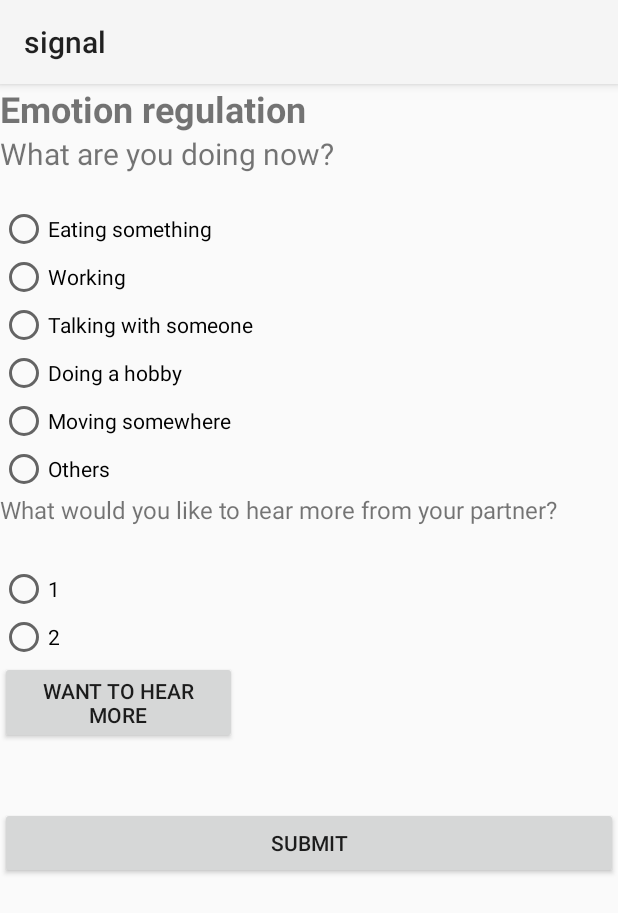
After one commit to ooakind/SIGNAL, an Android app: the TargetNotificationActivity screen opened directly, with no data from a screen before it, on a phone screen of 412 x 824 dp. The commit adds this screen. Shown: the top 913 px of the screen. Run offline under Robolectric (Android 15) with nearby library versions, the phone set to English and light mode, and no system bars.

Commit message:
implement emotion tracking service & target notification UI

```diff
--- a/signal_client/app/src/main/java/com/csed/signal/Constants.java
+++ b/signal_client/app/src/main/java/com/csed/signal/Constants.java
@@ -3,8 +3,8 @@ package com.csed.signal;
 public class Constants {
     static final int LOCATION_SERVICE_ID = 175;
     static final int PARTNER_SERVICE_ID = 180;
+    static final int EMOTION_TRACKING_SERVICE_ID = 200;
     static final String ACTION_START_LOCATION_SERVICE = "startLocationService";
     static final String ACTION_STOP_LOCATION_SERVICE = "stopLocationService";
     static final String BASE_URL = "http://tbone.postech.ac.kr:5000";
-
 }
--- a/signal_client/app/src/main/java/com/csed/signal/Retrofit_interface.java
+++ b/signal_client/app/src/main/java/com/csed/signal/Retrofit_interface.java
@@ -9,6 +9,7 @@ import retrofit2.http.Field;
 import retrofit2.http.GET;
 import retrofit2.http.POST;
 import retrofit2.http.Query;
+import retrofit2.http.Path;
 
 public interface Retrofit_interface {
     @POST("getData")
@@ -25,5 +26,6 @@ public interface Retrofit_interface {
     @GET("getPartnerState")
     Call<HashMap<String, Double>> getPartnerState(@Query("user_id") String user_id);
 
-
+    @GET("getEmotionData/{userId}")
+    Call<emotion_data_model> getEmotionData(@Path("userId") String userId);
 }
--- /dev/null
+++ b/signal_client/app/src/main/java/com/csed/signal/TargetNotificationActivity.java
@@ -0,0 +1,19 @@
+package com.csed.signal;
+
+import android.os.Bundle;
+
+import androidx.appcompat.app.AppCompatActivity;
+
+public class TargetNotificationActivity extends AppCompatActivity {
+
+    @Override
+    protected void onCreate(Bundle savedInstanceState) {
+        super.onCreate(savedInstanceState);
+        setContentView(R.layout.activity_target_notification);
+        setListeners();
+    }
+
+    private void setListeners () {
+
+    }
+}
--- /dev/null
+++ b/signal_client/app/src/main/res/layout/activity_target_notification.xml
@@ -0,0 +1,115 @@
+<?xml version="1.0" encoding="utf-8"?>
+<androidx.constraintlayout.widget.ConstraintLayout xmlns:android="http://schemas.android.com/apk/res/android"
+    xmlns:tools="http://schemas.android.com/tools"
+    android:layout_width="match_parent"
+    android:layout_height="match_parent"
+    tools:context=".TargetNotificationActivity"
+    >
+
+    <LinearLayout
+        android:layout_width="match_parent"
+        android:layout_height="match_parent"
+        android:orientation="vertical">
+
+        <TextView
+            android:id="@+id/title"
+            android:layout_width="match_parent"
+            android:layout_height="wrap_content"
+            android:text="Emotion regulation"
+            android:textSize="24sp"
+            android:textStyle="bold" />
+
+        <TextView
+            android:id="@+id/textQ1"
+            android:layout_width="match_parent"
+            android:layout_height="wrap_content"
+            android:ems="10"
+            android:inputType="textPersonName"
+            android:minHeight="48dp"
+            android:text="What are you doing now?"
+            android:textSize="20sp" />
+
+        <RadioGroup
+            android:id="@+id/rdQ1"
+            android:layout_width="match_parent"
+            android:layout_height="wrap_content">
+
+            <RadioButton
+                android:id="@+id/rQ1Eating"
+                android:layout_width="match_parent"
+                android:layout_height="wrap_content"
+                android:text="Eating something" />
+
+            <RadioButton
+                android:id="@+id/rQ1Working"
+                android:layout_width="match_parent"
+                android:layout_height="wrap_content"
+                android:text="Working" />
+
+            <RadioButton
+                android:id="@+id/rQ1Talking"
+                android:layout_width="match_parent"
+                android:layout_height="wrap_content"
+                android:text="Talking with someone" />
+
+            <RadioButton
+                android:id="@+id/rQ1Hobby"
+                android:layout_width="match_parent"
+                android:layout_height="wrap_content"
+                android:text="Doing a hobby" />
+
+            <RadioButton
+                android:id="@+id/rQ1Moving"
+                android:layout_width="match_parent"
+                android:layout_height="wrap_content"
+                android:text="Moving somewhere" />
+
+            <RadioButton
+                android:id="@+id/rQ1Others"
+                android:layout_width="match_parent"
+                android:layout_height="wrap_content"
+                android:text="Others" />
+        </RadioGroup>
+
+        <TextView
+            android:id="@+id/textQ2"
+            android:layout_width="match_parent"
+            android:layout_height="wrap_content"
+            android:ems="10"
+            android:inputType="textPersonName"
+            android:minHeight="48dp"
+            android:text="What would you like to hear more from your partner?"
+            android:textSize="16sp" />
+
+        <RadioGroup
+            android:id="@+id/rdQ2"
+            android:layout_width="match_parent"
+            android:layout_height="161dp">
+
+            <RadioButton
+                android:id="@+id/rQ2select1"
+                android:layout_width="match_parent"
+                android:layout_height="wrap_content"
+                android:text="1" />
+
+            <RadioButton
+                android:id="@+id/rQ2select2"
+                android:layout_width="match_parent"
+                android:layout_height="wrap_content"
+                android:text="2" />
+
+            <Button
+                android:id="@+id/buttonHearMore"
+                android:layout_width="158dp"
+                android:layout_height="wrap_content"
+                android:text="Want to hear more" />
+        </RadioGroup>
+
+        <Button
+            android:id="@+id/buttonSubmit"
+            android:layout_width="match_parent"
+            android:layout_height="wrap_content"
+            android:text="Submit" />
+
+    </LinearLayout>
+</androidx.constraintlayout.widget.ConstraintLayout>
```
Also changed, not shown: signal_client/app/src/main/AndroidManifest.xml (+13 -0 lines), signal_client/app/src/main/java/com/csed/signal/EmotionTrackingService.java (added, +97 -0 lines), signal_client/app/src/main/java/com/csed/signal/MainActivity.java (+33 -0 lines), signal_client/app/src/main/java/com/csed/signal/emotion_data_model.java (added, +40 -0 lines).
